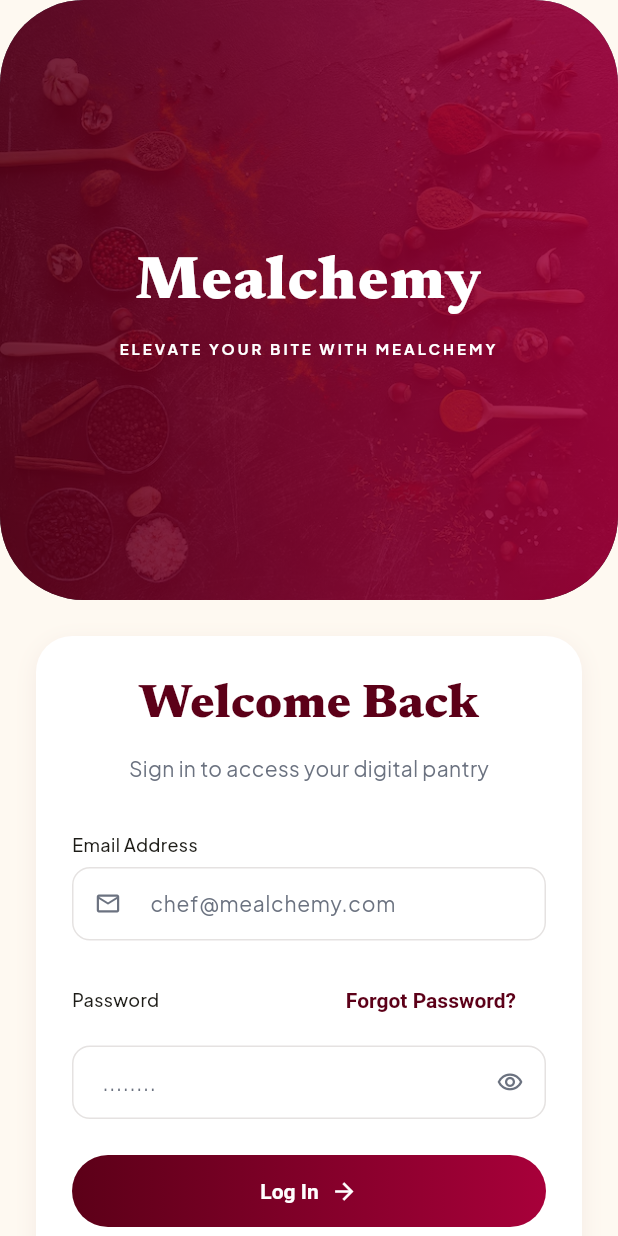
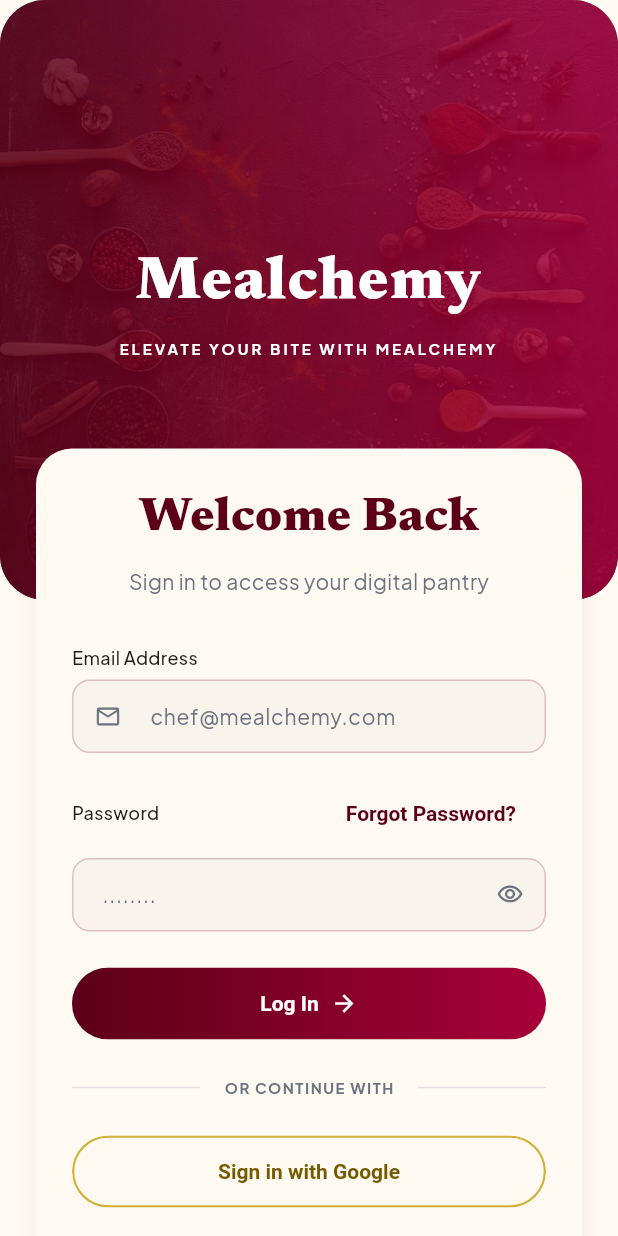
Before and after one commit to COS301-SE-2026/Mealchemy, a Flutter app: the screen it shows after launch, on a phone screen of 412 x 824 dp. Run offline on Flutter 3.47's test engine with Material 3 defaults, Android fonts, the phone set to English and light mode, and no system bars; our stand-ins replace dio, flutter_riverpod, go_router, google_fonts.

Commit message:
add footer section

```diff
--- a/frontend/lib/core/shared_widgets/atoms/app_card.dart
+++ b/frontend/lib/core/shared_widgets/atoms/app_card.dart
@@ -103,7 +103,7 @@ class AppCard extends StatelessWidget {
   Color get _backgroundColor {
     switch (variant) {
       case CardVariant.light:
-        return AppColors.surfaceWhite;
+        return AppColors.bgLight;
       case CardVariant.dark:
         return AppColors.primary;
       case CardVariant.accent:
--- a/frontend/lib/core/shared_widgets/atoms/app_text_field.dart
+++ b/frontend/lib/core/shared_widgets/atoms/app_text_field.dart
@@ -85,7 +85,7 @@ class _AppTextFieldState extends State<AppTextField> {
   OutlineInputBorder get _defaultBorder => OutlineInputBorder(
         borderRadius: BorderRadius.circular(12),
         borderSide: BorderSide(
-          color: widget.customColor ?? AppColors.divider,
+          color: widget.customColor ?? AppColors.inputBorder,
           width: 1,
         ),
       );
@@ -152,7 +152,7 @@ class _AppTextFieldState extends State<AppTextField> {
               ),
               filled: true,
               fillColor: widget.enabled
-                  ? (widget.customFillColor ?? AppColors.surfaceWhite)
+                  ? (widget.customFillColor ?? AppColors.surfaceMuted)
                   : AppColors.surfaceLight,
               border: _defaultBorder,
               enabledBorder: _defaultBorder,
--- a/frontend/lib/core/theme/app_colours.dart
+++ b/frontend/lib/core/theme/app_colours.dart
@@ -9,7 +9,7 @@ class AppColors {
   static const Color primaryGradientLight = Color(0xFFA8003A);
   static const Color accent = Color(0xFFD4AF37);
   static const Color accentMuted = Color(0xFF755B00);
-  static const Color accentLight = Color(0xFFF8F3EB);
+  static const Color accentLight = Color( 0xFFFEF9F1);
   static const Color tertiaryMuted = Color(0xFF7A5C5C);
   //Background
   static const Color bgLight = Color(0xFFFEF9F1);
@@ -19,6 +19,8 @@ class AppColors {
   static const Color surfaceLight = Color(0xFFF8F3EB);
   static const Color surfaceDark = Color(0xFF1A1A1A);
   static const Color surfaceWhite = Color(0xFFFFFFFF);
+  static const Color surfaceMuted = Color(0xFFF8F3EB);
+  static const Color inputBorder = Color(0xFFE0BFBF);
 
   //Text
   static const Color textLight = Color(0xFF1D1C17);
--- a/frontend/lib/features/auth/screens/login_screen.dart
+++ b/frontend/lib/features/auth/screens/login_screen.dart
@@ -4,7 +4,7 @@ import 'package:flutter/material.dart';
 import 'package:mealchemy/core/theme/app_colours.dart';
 import 'package:mealchemy/features/auth/widgets/section_header.dart';
 import 'package:mealchemy/features/auth/widgets/login_form.dart';
-import 'package:mealchemy/features/auth/widgets/login_footer.dart';
+import 'package:mealchemy/features/auth/widgets/section_footer.dart';
 
 class LoginScreen extends StatelessWidget {
   const LoginScreen({super.key});
@@ -15,11 +15,19 @@ class LoginScreen extends StatelessWidget {
       backgroundColor: AppColors.bgLight,
       body: SafeArea(
         child: SingleChildScrollView(
-          child: Column(
+          child: Stack(
             children: [
               const SectionHeader(),
-              const LoginForm(),
-              // const LoginFooter(),
+              Padding(
+                padding: const EdgeInsets.only(top: 275),
+                child: Column(
+                  children: [
+                    const LoginForm(),
+                    const SectionFooter(),
+                  ],
+                ),
+              ),
+
             ],
           ),
         ),
--- a/frontend/lib/features/auth/widgets/login_footer.dart
+++ /dev/null
@@ -1,2 +0,0 @@
-import 'package:flutter/material.dart';
-import 'package:mealchemy/core/theme/app_colours.dart';
--- a/frontend/lib/features/auth/widgets/section_header.dart
+++ b/frontend/lib/features/auth/widgets/section_header.dart
@@ -9,7 +9,7 @@ class SectionHeader extends StatelessWidget {
   Widget build(BuildContext context) {
     return ClipRRect(
       borderRadius:
-        BorderRadius.circular(56),
+        BorderRadius.circular(30),
       child: SizedBox(
         height: 400,
         width: double.infinity,
```
Also changed, not shown: frontend/lib/features/auth/screens/signup_screen.dart (+12 -4 lines), frontend/lib/features/auth/widgets/section_footer.dart (added, +125 -0 lines).
